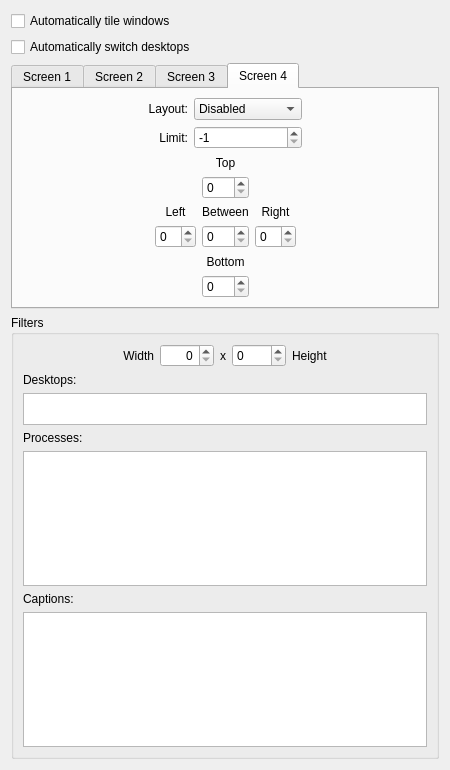
Above: contents/ui/config.ui from Jazqa/kwin-quarter-tiling before the change. Below: the same form after it.
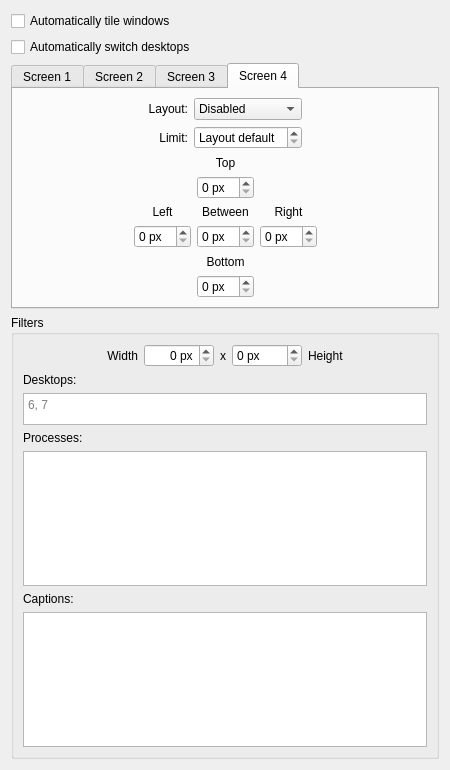
That is the form after the change. The open tabs and pages were chosen to show the change.

Diff of the .ui file:
```diff
--- a/contents/ui/config.ui
+++ b/contents/ui/config.ui
@@ -631,6 +631,9 @@
          </item>
          <item row="1" column="2">
           <widget class="QSpinBox" name="kcfg_limit_3">
+           <property name="specialValueText">
+            <string comment="-1">Layout default</string>
+           </property>
            <property name="minimum">
             <number>-1</number>
            </property>
@@ -693,7 +696,11 @@
           </widget>
          </item>
          <item row="1" column="2">
-          <widget class="QSpinBox" name="kcfg_marginTop_3"/>
+          <widget class="QSpinBox" name="kcfg_marginTop_3">
+           <property name="suffix">
+            <string> px</string>
+           </property>
+          </widget>
          </item>
          <item row="0" column="2">
           <widget class="QLabel" name="label_7">
@@ -706,7 +713,14 @@
           </widget>
          </item>
          <item row="3" column="3">
-          <widget class="QSpinBox" name="kcfg_marginRight_3"/>
+          <widget class="QSpinBox" name="kcfg_marginRight_3">
+           <property name="suffix">
+            <string> px</string>
+           </property>
+           <property name="prefix">
+            <string/>
+           </property>
+          </widget>
          </item>
          <item row="2" column="2">
           <widget class="QLabel" name="label_4">
@@ -742,7 +756,11 @@
           </widget>
          </item>
          <item row="3" column="2">
-          <widget class="QSpinBox" name="kcfg_gap_3"/>
+          <widget class="QSpinBox" name="kcfg_gap_3">
+           <property name="suffix">
+            <string> px</string>
+           </property>
+          </widget>
          </item>
          <item row="4" column="2">
           <widget class="QLabel" name="label_6">
@@ -755,10 +773,18 @@
           </widget>
          </item>
          <item row="5" column="2">
-          <widget class="QSpinBox" name="kcfg_marginBottom_3"/>
+          <widget class="QSpinBox" name="kcfg_marginBottom_3">
+           <property name="suffix">
+            <string> px</string>
+           </property>
+          </widget>
          </item>
          <item row="3" column="1">
-          <widget class="QSpinBox" name="kcfg_marginLeft_3"/>
+          <widget class="QSpinBox" name="kcfg_marginLeft_3">
+           <property name="suffix">
+            <string> px</string>
+           </property>
+          </widget>
          </item>
         </layout>
        </item>
@@ -789,6 +815,9 @@
           <property name="alignment">
            <set>Qt::AlignRight|Qt::AlignTrailing|Qt::AlignVCenter</set>
           </property>
+          <property name="suffix">
+           <string> px</string>
+          </property>
           <property name="maximum">
            <number>4096</number>
           </property>
@@ -826,6 +855,9 @@
         </item>
         <item row="0" column="4">
          <widget class="QSpinBox" name="kcfg_minHeight">
+          <property name="suffix">
+           <string> px</string>
+          </property>
           <property name="maximum">
            <number>4096</number>
           </property>
@@ -862,6 +894,9 @@
             <height>32</height>
            </size>
           </property>
+          <property name="placeholderText">
+           <string>6, 7</string>
+          </property>
          </widget>
         </item>
         <item row="4" column="0">
```
Left out of the diff: 101 changed lines with no effect on the pictures.
